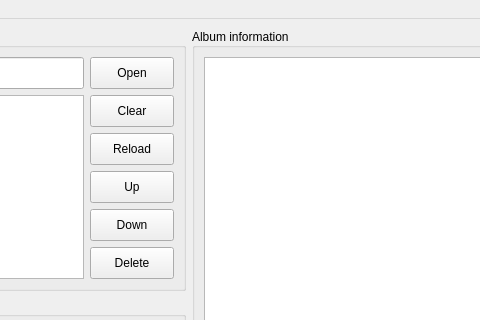
Above: ui/ui/MainWindow.ui from weilinfox/haku-thtagger before the change; both pictures show x 225 to 705 and y 0 to 320 of the 800 by 600 pixel window. Below: the same form after it.
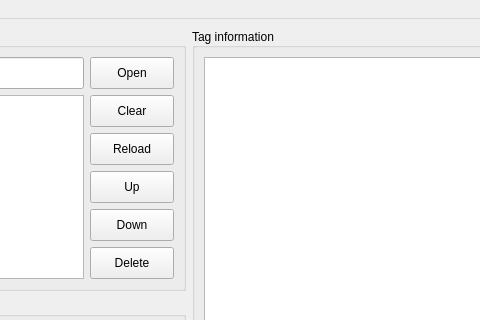
That is the form after the change.

```diff
--- a/ui/ui/MainWindow.ui
+++ b/ui/ui/MainWindow.ui
@@ -336,7 +336,7 @@
        </size>
       </property>
       <property name="title">
-       <string>Album information</string>
+       <string>Tag information</string>
       </property>
       <property name="alignment">
        <set>Qt::AlignLeading|Qt::AlignLeft|Qt::AlignVCenter</set>
```
